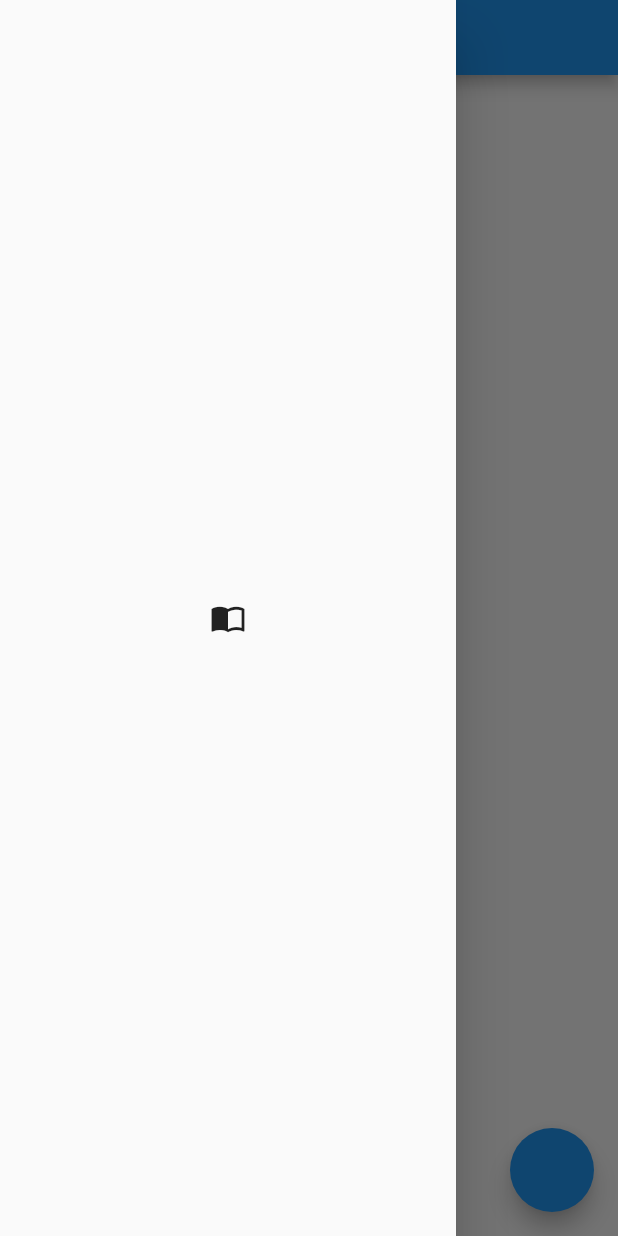
After one commit to andrewchuev/flutter_boilerplate, a Flutter app: the screen it shows after launch, with the side drawer open, on a phone screen of 412 x 824 dp. The commit adds this screen. Run offline on Flutter 3.47's test engine with Material 2 defaults, Android fonts, the phone set to English and light mode, and no system bars; our stand-ins replace adaptive_theme.

Commit message:
Code refactoring

```diff
--- /dev/null
+++ b/lib/screens/home.dart
@@ -0,0 +1,34 @@
+import 'package:adaptive_theme/adaptive_theme.dart';
+import 'package:flutter/material.dart';
+import 'package:flutter_boilerplate/generated/l10n.dart';
+import 'package:flutter_boilerplate/widgets/custom_appbar.dart';
+import 'package:flutter_boilerplate/widgets/custom_drawer.dart';
+
+class Home extends StatefulWidget {
+  const Home({Key? key}) : super(key: key);
+
+  @override
+  _HomeState createState() => _HomeState();
+}
+
+class _HomeState extends State<Home> {
+  @override
+  Widget build(BuildContext context) {
+    return Scaffold(
+      floatingActionButton: FloatingActionButton(
+        onPressed: () => AdaptiveTheme.of(context).toggleThemeMode(),
+      ),
+      drawer: CustomDrawer(),
+      appBar: CustomAppBar(S.of(context).appbar_title),
+      //appBar: AppBar(title: Text(S.of(context).appbar_title)),
+      body: Center(
+        child: ElevatedButton(
+          onPressed: () {
+            Navigator.pushNamed(context, '/second');
+          },
+          child: Text('Launch screen'),
+        ),
+      ),
+    );
+  }
+}
--- /dev/null
+++ b/lib/widgets/custom_appbar.dart
@@ -0,0 +1,20 @@
+import 'package:flutter/material.dart';
+
+class CustomAppBar extends StatelessWidget with PreferredSizeWidget {
+  final String _title;
+
+  @override
+  final Size preferredSize;
+
+  CustomAppBar(this._title, {Key? key})
+      : preferredSize = Size.fromHeight(50.0),
+        super(key: key);
+
+  @override
+  Widget build(BuildContext context) {
+    return AppBar(
+      title: Text('$_title'),
+      centerTitle: true,
+    );
+  }
+}
--- /dev/null
+++ b/lib/widgets/custom_drawer.dart
@@ -0,0 +1,10 @@
+import 'package:flutter/material.dart';
+
+class CustomDrawer extends StatelessWidget {
+  @override
+  Widget build(BuildContext context) {
+    return Drawer(
+      child: Icon(Icons.import_contacts),
+    );
+  }
+}
```
Also changed, not shown: lib/main.dart (+4 -73 lines), lib/screens/second.dart (added, +16 -0 lines).
